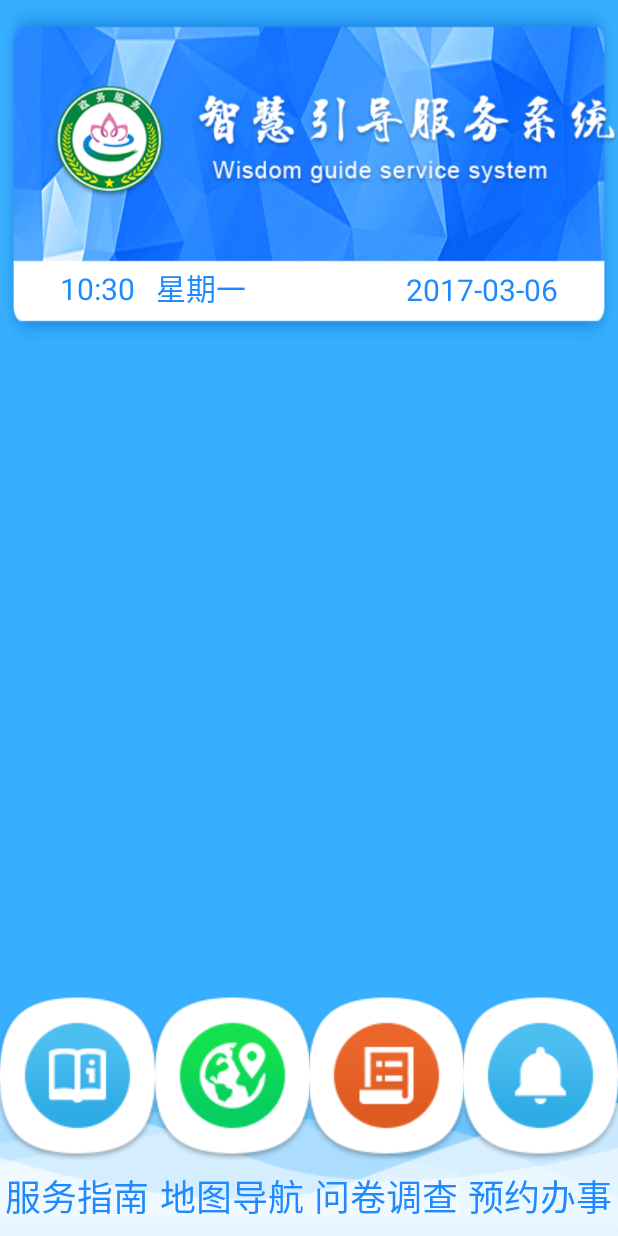
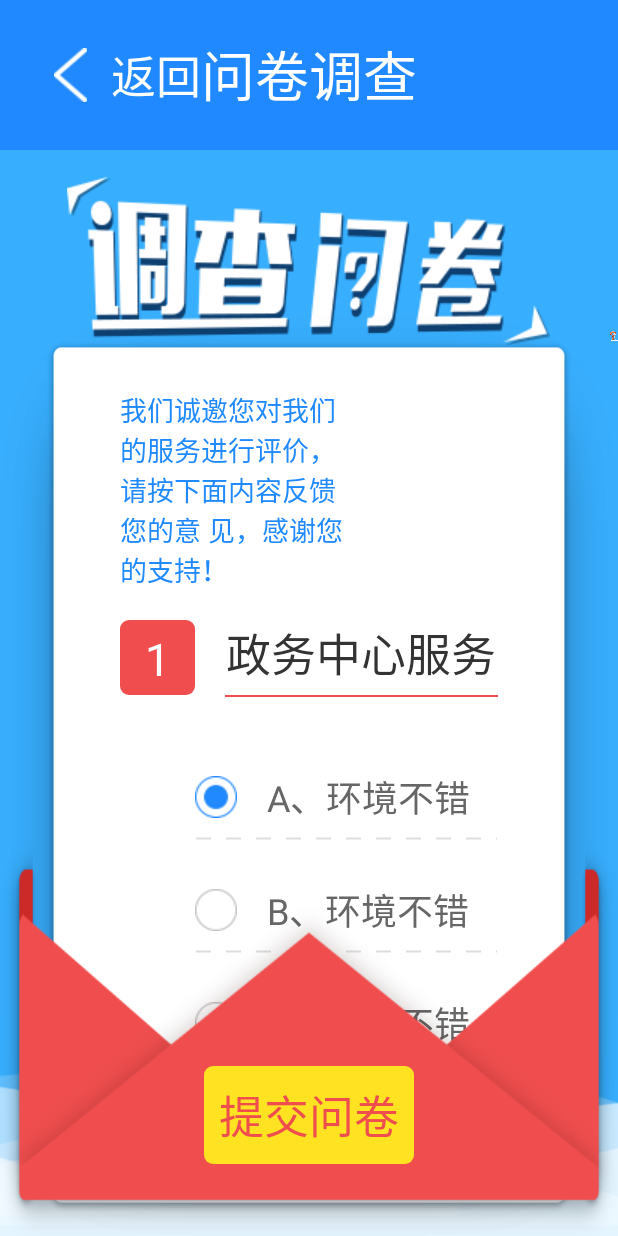
Before and after one commit to windychablis/Lilosoft, an Android app: the MainActivity screen opened directly, with no data from a screen before it, after a tap on "问卷调查", on a phone screen of 412 x 824 dp. Run offline under Robolectric (Android 15) with nearby library versions, the phone set to English and light mode, and no system bars; our stand-ins replace ButterKnife; libraries missing offline, so code that uses them is left out: com.baidu.mapapi; pictures from the network do not load; 1 statement that could not run was skipped.

Commit message:
增加问卷调查界面

```diff
--- a/app/src/main/AndroidManifest.xml
+++ b/app/src/main/AndroidManifest.xml
@@ -58,11 +58,12 @@
         <service
             android:name="com.baidu.location.f"
             android:enabled="true"
-            android:process=":remote"></service>
+            android:process=":remote" />
 
         <activity
             android:name=".activity.MapActivity"
-            android:screenOrientation="portrait"></activity>
+            android:screenOrientation="portrait" />
+        <activity android:name=".activity.QuestionnaireActivity"></activity>
     </application>
 
 </manifest>
--- a/app/src/main/java/com/chablis/lilosoft/activity/MainActivity.java
+++ b/app/src/main/java/com/chablis/lilosoft/activity/MainActivity.java
@@ -51,8 +51,8 @@ public class MainActivity extends BaseActivity implements BaseFragment.OnFragmen
     RadioButton tabMapButton;
     @BindView(R.id.tabConsultButton)
     RadioButton tabConsultButton;
-    @BindView(R.id.tabEvaluationButton)
-    RadioButton tabEvaluationButton;
+    @BindView(R.id.tabAppointmentButton)
+    RadioButton tabAppointmentButton;
     @BindView(R.id.activity_main)
     RelativeLayout activityMain;
 //    @BindView(R.id.ll_dots)
@@ -195,7 +195,7 @@ public class MainActivity extends BaseActivity implements BaseFragment.OnFragmen
     }
 
 
-    @OnClick({R.id.tabGuideButton, R.id.tabMapButton, R.id.tabConsultButton, R.id.tabEvaluationButton})
+    @OnClick({R.id.tabGuideButton, R.id.tabMapButton, R.id.tabConsultButton, R.id.tabAppointmentButton})
     public void onClick(View view) {
         switch (view.getId()) {
             case R.id.tabGuideButton:
@@ -205,8 +205,10 @@ public class MainActivity extends BaseActivity implements BaseFragment.OnFragmen
                 nextActivity(MapActivity.class);
                 break;
             case R.id.tabConsultButton:
+                nextActivity(QuestionnaireActivity.class);
                 break;
-            case R.id.tabEvaluationButton:
+            case R.id.tabAppointmentButton:
+                nextActivity(DeptListActivity.class);
                 break;
         }
     }
--- /dev/null
+++ b/app/src/main/java/com/chablis/lilosoft/activity/QuestionnaireActivity.java
@@ -0,0 +1,52 @@
+package com.chablis.lilosoft.activity;
+
+import android.net.Uri;
+import android.os.Bundle;
+import android.view.View;
+import android.widget.ListView;
+
+import com.chablis.lilosoft.R;
+import com.chablis.lilosoft.adapter.QuestionAdapter;
+import com.chablis.lilosoft.base.BaseActivity;
+import com.chablis.lilosoft.base.BaseFragment;
+
+import butterknife.BindView;
+import butterknife.ButterKnife;
+import butterknife.OnClick;
+
+public class QuestionnaireActivity extends BaseActivity implements BaseFragment.OnFragmentInteractionListener {
+
+    @BindView(R.id.listview)
+    ListView listview;
+
+    private QuestionAdapter mAdapter;
+
+    @Override
+    protected void onCreate(Bundle savedInstanceState) {
+        super.onCreate(savedInstanceState);
+        setContentView(R.layout.activity_questionnaire);
+        ButterKnife.bind(this);
+        initView();
+    }
+
+    public void initView(){
+        mAdapter=new QuestionAdapter(mActivity,null);
+        listview.setAdapter(mAdapter);
+    }
+
+    @Override
+    public void onFragmentInteraction(Uri uri) {
+
+    }
+
+    @OnClick({R.id.tv_back, R.id.btn_OK})
+    public void onClick(View view) {
+        switch (view.getId()) {
+            case R.id.tv_back:
+                this.finish();
+                break;
+            case R.id.btn_OK:
+                break;
+        }
+    }
+}
--- /dev/null
+++ b/app/src/main/java/com/chablis/lilosoft/adapter/QuestionAdapter.java
@@ -0,0 +1,80 @@
+package com.chablis.lilosoft.adapter;
+
+import android.content.Context;
+import android.view.LayoutInflater;
+import android.view.View;
+import android.view.ViewGroup;
+import android.widget.BaseAdapter;
+import android.widget.RadioButton;
+import android.widget.TextView;
+
+import com.chablis.lilosoft.R;
+
+import java.util.ArrayList;
+
+
+/**
+ * 完善资料的适配器
+ *
+ * @author chenhao
+ * @date 2015-05-04
+ */
+public class QuestionAdapter extends BaseAdapter {
+    private Context context;
+    private LayoutInflater mInflater = null;
+    private ArrayList<Object> data;
+
+    public QuestionAdapter(Context context, ArrayList<Object> data) {
+        mInflater = LayoutInflater.from(context);
+        this.context = context;
+        this.data = data;
+    }
+
+    @Override
+    public int getCount() {
+        return 10;
+    }
+
+    @Override
+    public QuestionAdapter getItem(int position) {
+        return null;
+    }
+
+    @Override
+    public long getItemId(int position) {
+        return position;
+    }
+
+    @Override
+    public View getView(int position, View convertView, ViewGroup parent) {
+        Holder holder = null;
+        if (convertView == null) {
+            holder = new Holder();
+            convertView = mInflater.inflate(R.layout.item_questionnaire, parent,
+                    false);
+            holder.tv_no = (TextView) convertView.findViewById(R.id.tv_no);
+            holder.tv_question = (TextView) convertView.findViewById(R.id.tv_question);
+            holder.radio_a = (RadioButton) convertView.findViewById(R.id.radio_a);
+            holder.radio_b = (RadioButton) convertView.findViewById(R.id.radio_b);
+            holder.radio_c = (RadioButton) convertView.findViewById(R.id.radio_c);
+            convertView.setTag(holder);
+        } else {
+            holder = (Holder) convertView.getTag();
+        }
+        String no = position + 1 + "";
+        holder.tv_no.setText(no);
+        holder.radio_a.setText("A、环境不错");
+        holder.radio_b.setText("B、环境不错");
+        holder.radio_c.setText("C、环境不错");
+
+        return convertView;
+    }
+
+    static class Holder {
+        private TextView tv_no;
+        private TextView tv_question;
+        private RadioButton radio_a;
+        private RadioButton radio_b;
+        private RadioButton radio_c;
+    }
+}
--- /dev/null
+++ b/app/src/main/res/drawable/ants_line.xml
@@ -0,0 +1,11 @@
+<?xml version="1.0" encoding="utf-8"?>
+<shape xmlns:android="http://schemas.android.com/apk/res/android"
+    android:shape="line" >
+    <stroke
+        android:dashGap="10dp"
+        android:dashWidth="10dp"
+        android:width="1dp"
+        android:color="#ddd" />
+    <!-- 虚线的高度 -->
+    <size android:height="1dp" />
+</shape>
--- /dev/null
+++ b/app/src/main/res/drawable/d_btn_ques.xml
@@ -0,0 +1,7 @@
+<?xml version="1.0" encoding="utf-8"?>
+
+<shape xmlns:android="http://schemas.android.com/apk/res/android"
+    android:shape="rectangle">
+    <solid android:color="@color/color_btn_ques" />
+    <corners android:radius="6dp" />
+</shape>
--- /dev/null
+++ b/app/src/main/res/drawable/d_question_radio.xml
@@ -0,0 +1,6 @@
+<?xml version="1.0" encoding="utf-8"?>
+<selector xmlns:android="http://schemas.android.com/apk/res/android">
+
+    <item android:drawable="@drawable/yuan_no" android:state_checked="false"></item>
+    <item android:drawable="@drawable/yuan_ok" android:state_checked="true"></item>
+</selector>
--- a/app/src/main/res/layout/activity_main.xml
+++ b/app/src/main/res/layout/activity_main.xml
@@ -73,7 +73,7 @@
             android:text="@string/tab_consult" />
 
         <RadioButton
-            android:id="@+id/tabEvaluationButton"
+            android:id="@+id/tabAppointmentButton"
             style="@style/MainTabButton"
             android:drawableTop="@mipmap/icon_appointment"
             android:text="@string/tab_appointment" />
--- /dev/null
+++ b/app/src/main/res/layout/activity_questionnaire.xml
@@ -0,0 +1,108 @@
+<?xml version="1.0" encoding="utf-8"?>
+<RelativeLayout xmlns:android="http://schemas.android.com/apk/res/android"
+    xmlns:tools="http://schemas.android.com/tools"
+    android:id="@+id/layout_root"
+    android:layout_width="match_parent"
+    android:layout_height="match_parent"
+    android:background="@mipmap/bj"
+    tools:context="com.chablis.lilosoft.activity.QuestionnaireActivity">
+
+
+    <RelativeLayout
+        android:id="@+id/rl_top"
+        android:layout_width="match_parent"
+        android:layout_height="100dp"
+        android:background="@color/color_nav"
+        android:paddingLeft="16dp">
+
+        <TextView
+            android:id="@+id/tv_back"
+            android:layout_width="wrap_content"
+            android:layout_height="wrap_content"
+            android:layout_centerVertical="true"
+            android:drawableLeft="@mipmap/back"
+            android:drawablePadding="16dp"
+            android:padding="20dp"
+            android:text="@string/string_back"
+            android:textColor="@color/white"
+            android:textSize="30sp" />
+
+        <TextView
+            android:layout_width="wrap_content"
+            android:layout_height="match_parent"
+            android:layout_centerHorizontal="true"
+            android:gravity="center"
+            android:text="问卷调查"
+            android:textColor="@color/white"
+            android:textSize="36sp" />
+    </RelativeLayout>
+
+    <ImageView
+        android:id="@+id/iv_text"
+        android:layout_width="wrap_content"
+        android:layout_height="wrap_content"
+        android:layout_below="@id/rl_top"
+        android:layout_centerHorizontal="true"
+        android:layout_marginTop="18dp"
+        android:src="@mipmap/questionnaire_text" />
+
+    <LinearLayout
+        android:layout_width="match_parent"
+        android:layout_height="match_parent"
+        android:orientation="vertical"
+        android:paddingTop="50dp"
+        android:paddingLeft="80dp"
+        android:paddingRight="80dp"
+        android:paddingBottom="80dp"
+        android:layout_marginTop="-20dp"
+        android:layout_below="@id/iv_text"
+        android:background="@mipmap/questionnaire_bj">
+
+        <TextView
+            android:text="@string/string_questionnaire_text"
+            android:textColor="@color/color_title"
+            android:layout_marginRight="100dp"
+            android:textSize="18sp"
+            android:layout_width="match_parent"
+            android:layout_height="wrap_content" />
+
+        <ListView
+            android:id="@+id/listview"
+            android:scrollbars="none"
+            android:layout_marginTop="20dp"
+            android:divider="@null"
+            android:layout_width="match_parent"
+            android:layout_height="match_parent">
+
+        </ListView>
+    </LinearLayout>
+
+    <RelativeLayout
+        android:layout_alignParentBottom="true"
+        android:layout_centerHorizontal="true"
+        android:layout_width="wrap_content"
+        android:background="@mipmap/ems_bj"
+        android:layout_height="wrap_content" >
+
+        <Button
+            android:id="@+id/btn_OK"
+            android:background="@drawable/d_btn_ques"
+            android:text="@string/btn_consult"
+            android:layout_centerHorizontal="true"
+            android:textSize="30sp"
+            android:textColor="@color/color_letter"
+            android:padding="10dp"
+            android:layout_marginTop="150dp"
+            android:layout_width="wrap_content"
+            android:layout_height="wrap_content" />
+    </RelativeLayout>
+
+    <ImageView
+        android:layout_width="wrap_content"
+        android:layout_height="wrap_content"
+        android:layout_toRightOf="@id/iv_text"
+        android:layout_marginTop="150dp"
+        android:layout_marginLeft="40dp"
+        android:src="@mipmap/questionnaire_people" />
+
+</RelativeLayout>
--- /dev/null
+++ b/app/src/main/res/layout/item_questionnaire.xml
@@ -0,0 +1,97 @@
+<?xml version="1.0" encoding="utf-8"?>
+<RelativeLayout xmlns:android="http://schemas.android.com/apk/res/android"
+    android:layout_width="match_parent"
+    android:layout_height="match_parent"
+    android:orientation="vertical">
+
+    <TextView
+        android:id="@+id/tv_no"
+        android:layout_width="50dp"
+        android:layout_height="50dp"
+        android:background="@drawable/d_bg_letter"
+        android:gravity="center"
+        android:padding="5dp"
+        android:text="1"
+        android:textColor="@color/white"
+        android:textSize="30sp" />
+
+    <TextView
+        android:id="@+id/tv_question"
+        android:layout_width="wrap_content"
+        android:layout_height="50dp"
+        android:layout_marginLeft="20dp"
+        android:layout_toRightOf="@id/tv_no"
+        android:gravity="center"
+        android:text="政务中心服务怎么样"
+        android:textColor="@color/color_sansansan"
+        android:textSize="30sp" />
+
+    <TextView
+        android:layout_width="match_parent"
+        android:layout_height="1dp"
+        android:layout_below="@id/tv_question"
+        android:layout_marginLeft="70dp"
+        android:background="@color/color_letter" />
+
+    <RadioGroup
+        android:id="@+id/radio_group"
+        android:layout_width="match_parent"
+        android:layout_height="wrap_content"
+        android:layout_below="@id/tv_no"
+        android:layout_marginBottom="20dp"
+        android:layout_marginLeft="50dp"
+        android:layout_marginTop="50dp"
+        android:checkedButton="@+id/radio_a"
+        android:orientation="vertical">
+
+        <RadioButton
+            android:id="@+id/radio_a"
+            android:layout_width="wrap_content"
+            android:layout_height="wrap_content"
+            android:button="@null"
+            android:drawableLeft="@drawable/d_question_radio"
+            android:drawablePadding="20dp"
+            android:textColor="@color/color_liuliuliu"
+            android:textSize="24sp" />
+
+        <TextView
+            android:layout_width="match_parent"
+            android:layout_height="wrap_content"
+            android:background="@drawable/ants_line"
+            android:layerType="software" />
+
+        <RadioButton
+            android:id="@+id/radio_b"
+            android:layout_width="wrap_content"
+            android:layout_height="wrap_content"
+            android:layout_marginTop="20dp"
+            android:button="@null"
+            android:drawableLeft="@drawable/d_question_radio"
+            android:drawablePadding="20dp"
+            android:textColor="@color/color_liuliuliu"
+            android:textSize="24sp" />
+
+        <TextView
+            android:layout_width="match_parent"
+            android:layout_height="wrap_content"
+            android:background="@drawable/ants_line"
+            android:layerType="software" />
+
+        <RadioButton
+            android:id="@+id/radio_c"
+            android:layout_width="wrap_content"
+            android:layout_height="wrap_content"
+            android:layout_marginTop="20dp"
+            android:button="@null"
+            android:drawableLeft="@drawable/d_question_radio"
+            android:drawablePadding="20dp"
+            android:textColor="@color/color_liuliuliu"
+            android:textSize="24sp" />
+
+        <TextView
+            android:layout_width="match_parent"
+            android:layout_height="wrap_content"
+            android:background="@drawable/ants_line"
+            android:layerType="software" />
+    </RadioGroup>
+</RelativeLayout>
--- a/app/src/main/res/values/colors.xml
+++ b/app/src/main/res/values/colors.xml
@@ -10,4 +10,8 @@
 
     <color name="color_nav">#2189ff</color>
     <color name="color_letter">#f04e4e</color>
+    <color name="color_btn_ques">#ffe222</color>
+
+    <color name="color_sansansan">#333</color>
+    <color name="color_liuliuliu">#666</color>
 </resources>
--- a/app/src/main/res/values/strings.xml
+++ b/app/src/main/res/values/strings.xml
@@ -4,9 +4,13 @@
     <string name="tab_guide">服务指南</string>
     <string name="tab_map">地图导航</string>
     <string name="tab_consult">问卷调查</string>
+    <string name="btn_consult">提交问卷</string>
     <!--<string name="tab_print">打印</string>-->
     <string name="tab_appointment">预约办事</string>
     <!--<string name="tab_evaluation">评价</string>-->
+
+    <string name="string_questionnaire_text">我们诚邀您对我们的服务进行评价，请按下面内容反馈您的意
+见，感谢您的支持！</string>
 
     <string name="string_back">返回</string>
 
```
Also changed, not shown: app/build.gradle (+9 -8 lines), app/src/main/res/drawable/yuan_no.png (added), app/src/main/res/drawable/yuan_ok.png (added), app/src/main/res/mipmap-mdpi/ems_bj.png (added), app/src/main/res/mipmap-mdpi/questionnaire_bj.png (added), app/src/main/res/mipmap-mdpi/questionnaire_people.png (added), app/src/main/res/mipmap-mdpi/questionnaire_text.png (added).
